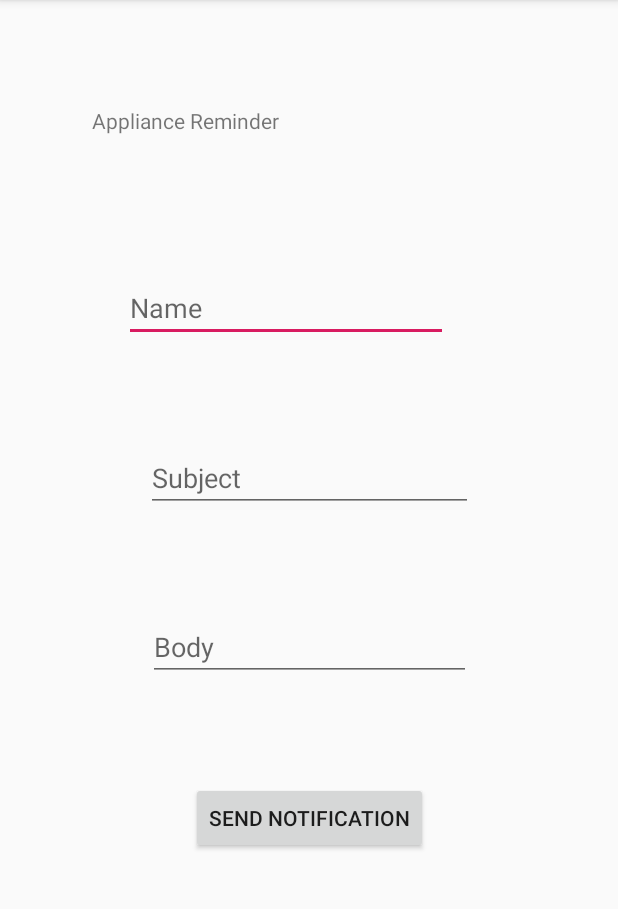
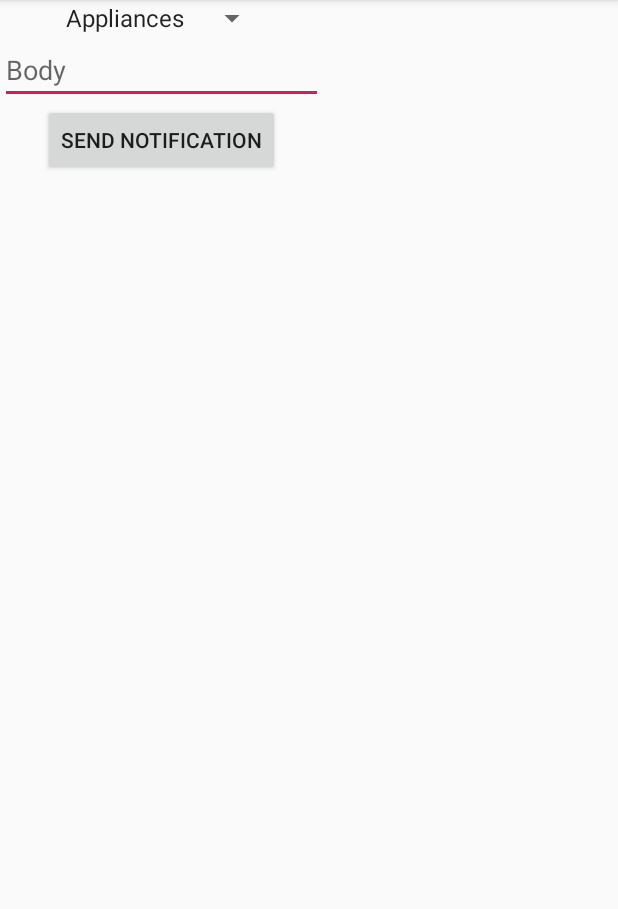
Before and after one commit to mvassos/ecoBuddy, an Android app: the ApplianceReminder screen opened directly, with no data from a screen before it, on a phone screen of 412 x 824 dp, the part 84-993 px from its top. Run offline under Robolectric (Android 15) with nearby library versions, the phone set to English and light mode, and no system bars.

Commit message:
Changed UI for ecoreminders, added back end for matching activity

```diff
--- a/app/src/main/java/ecobuddy/cmps121/ecobuddy/ApplianceReminder.java
+++ b/app/src/main/java/ecobuddy/cmps121/ecobuddy/ApplianceReminder.java
@@ -8,25 +8,23 @@ import android.content.Context;
 import android.view.View;
 import android.widget.Button;
 import android.widget.EditText;
+import android.widget.Spinner;
 
 
 public class ApplianceReminder extends AppCompatActivity {
-    EditText ed1;
-    EditText ed2;
-    EditText ed3;
-    Button button6;
+    EditText body_et;
+    Button snd_msg;
+    Spinner choices;
 
     protected void onCreate(Bundle savedInstanceState){
         super.onCreate(savedInstanceState);
         setContentView(R.layout.appliance_reminder_activity);
 
-        ed1=(EditText)findViewById(R.id.name_field);
-        ed2=(EditText)findViewById(R.id.subject_field);
-        ed3=(EditText)findViewById(R.id.body_field);
-        button6 =(Button)findViewById(R.id.sendnotification_button);
+        body_et=(EditText)findViewById(R.id.body_field);
+        snd_msg =(Button)findViewById(R.id.sendnotification_button);
+        choices = findViewById(R.id.reminders_spinner);
 
-        button6.setOnClickListener(new View.OnClickListener() {
-
+        snd_msg.setOnClickListener(new View.OnClickListener() {
             @Override
             public void onClick(View v) {
                 grabData();
@@ -35,16 +33,15 @@ public class ApplianceReminder extends AppCompatActivity {
     }
 
     private void grabData() {
-        String tittle=ed1.getText().toString().trim();
-        String subject=ed2.getText().toString().trim();
-        String body=ed3.getText().toString().trim();
+        String subject = choices.getItemAtPosition(choices.getSelectedItemPosition()).toString();
+        String body = body_et.getText().toString().trim();
 
         NotificationManager nm =(NotificationManager)getSystemService(Context.NOTIFICATION_SERVICE);
         Notification notify=new Notification.Builder
-                (getApplicationContext()).setContentTitle(tittle).setContentText(body).
+                (getApplicationContext()).setContentText(body).
                 setContentTitle(subject).setSmallIcon(R.drawable.download).build();
-
         notify.flags |= Notification.FLAG_AUTO_CANCEL;
         nm.notify(0, notify);
+        finish();
     }
 }
--- a/app/src/main/res/layout/appliance_reminder_activity.xml
+++ b/app/src/main/res/layout/appliance_reminder_activity.xml
@@ -1,101 +1,47 @@
 <?xml version="1.0" encoding="utf-8"?>
-<android.support.constraint.ConstraintLayout xmlns:android="http://schemas.android.com/apk/res/android"
+<RelativeLayout xmlns:android="http://schemas.android.com/apk/res/android"
     xmlns:app="http://schemas.android.com/apk/res-auto"
     xmlns:tools="http://schemas.android.com/tools"
     android:layout_width="match_parent"
     android:layout_height="match_parent"
-    tools:context=".ApplianceReminder">
+    tools:context=".ApplianceReminder"
+    android:orientation="vertical"
+    android:layout_gravity="center_vertical">
 
-    <EditText
-        android:id="@+id/name_field"
-        android:layout_width="216dp"
+
+    <LinearLayout
+        android:layout_width="wrap_content"
         android:layout_height="wrap_content"
-        android:layout_marginStart="54dp"
-        android:layout_marginLeft="54dp"
-        android:layout_marginTop="15dp"
-        android:layout_marginEnd="85dp"
-        android:layout_marginRight="85dp"
-        android:layout_marginBottom="15dp"
-        android:hint="Name"
-        app:layout_constraintBottom_toTopOf="@+id/subject_field"
-        app:layout_constraintEnd_toEndOf="parent"
-        app:layout_constraintStart_toStartOf="parent"
-        app:layout_constraintTop_toBottomOf="@+id/textView5" />
+        android:orientation="vertical"
+        android:gravity="center">
 
-    <EditText
-        android:id="@+id/subject_field"
-        android:layout_width="218dp"
+        <Spinner
+            android:id="@+id/reminders_spinner"
+            android:layout_width="wrap_content"
             android:layout_height="wrap_content"
-        android:layout_below="@+id/name_field"
-        android:layout_alignStart="@+id/name_field"
-        android:layout_alignLeft="@+id/name_field"
-        android:layout_alignEnd="@+id/name_field"
-        android:layout_alignRight="@+id/name_field"
-        android:layout_marginStart="85dp"
-        android:layout_marginLeft="85dp"
-        android:layout_marginTop="15dp"
-        android:layout_marginEnd="85dp"
-        android:layout_marginRight="85dp"
-        android:layout_marginBottom="15dp"
-        android:hint="Subject"
-        app:layout_constraintBottom_toTopOf="@+id/body_field"
-        app:layout_constraintEnd_toEndOf="parent"
-        app:layout_constraintStart_toStartOf="parent"
-        app:layout_constraintTop_toBottomOf="@+id/name_field" />
+            android:entries="@array/spinner_elements">
 
+        </Spinner>
         <EditText
             android:id="@+id/body_field"
             android:layout_width="215dp"
             android:layout_height="wrap_content"
-        android:layout_below="@+id/subject_field"
-        android:layout_alignStart="@+id/subject_field"
-        android:layout_alignLeft="@+id/subject_field"
-        android:layout_alignEnd="@+id/subject_field"
-        android:layout_alignRight="@+id/subject_field"
-        android:layout_marginStart="85dp"
-        android:layout_marginLeft="85dp"
-        android:layout_marginTop="15dp"
-        android:layout_marginEnd="85dp"
-        android:layout_marginRight="85dp"
-        android:layout_marginBottom="15dp"
+
             android:ems="10"
             android:hint="Body"
             android:inputType="textPersonName"
             app:layout_constraintBottom_toTopOf="@+id/sendnotification_button"
             app:layout_constraintEnd_toEndOf="parent"
-        app:layout_constraintStart_toStartOf="parent"
-        app:layout_constraintTop_toBottomOf="@+id/subject_field" />
-
-    <TextView
-        android:id="@+id/textView5"
-        android:layout_width="214dp"
-        android:layout_height="36dp"
-        android:layout_marginStart="10dp"
-        android:layout_marginLeft="10dp"
-        android:layout_marginTop="34dp"
-        android:layout_marginEnd="85dp"
-        android:layout_marginRight="85dp"
-        android:layout_marginBottom="24dp"
-        android:text="Appliance Reminder"
-        app:layout_constraintBottom_toTopOf="@+id/name_field"
-        app:layout_constraintEnd_toEndOf="parent"
-        app:layout_constraintStart_toStartOf="parent"
-        app:layout_constraintTop_toTopOf="parent" />
+            app:layout_constraintStart_toStartOf="parent"/>
 
         <Button
             android:id="@+id/sendnotification_button"
             android:layout_width="wrap_content"
             android:layout_height="wrap_content"
-        android:layout_marginStart="113dp"
-        android:layout_marginLeft="113dp"
-        android:layout_marginTop="15dp"
-        android:layout_marginEnd="113dp"
-        android:layout_marginRight="113dp"
-        android:layout_marginBottom="162dp"
             android:text="Send Notification"
             app:layout_constraintBottom_toBottomOf="parent"
             app:layout_constraintEnd_toEndOf="parent"
             app:layout_constraintStart_toStartOf="parent"
             app:layout_constraintTop_toBottomOf="@+id/body_field" />
-
-</android.support.constraint.ConstraintLayout>
+    </LinearLayout>
+</RelativeLayout>
```
Also changed, not shown: app/src/main/java/ecobuddy/cmps121/ecobuddy/EcoReminders.java (+3 -18 lines), app/src/main/res/layout/ecoreminders_activity.xml (+2 -26 lines). Lines whose indentation alone changed are shown as unchanged.
